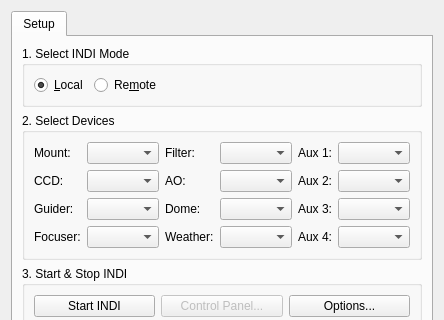
KDE/kstars, file kstars/ekos/ekosmanager.ui: the form before one commit; both pictures show x 0 to 444 and y 0 to 320 of the 444 by 576 pixel window.
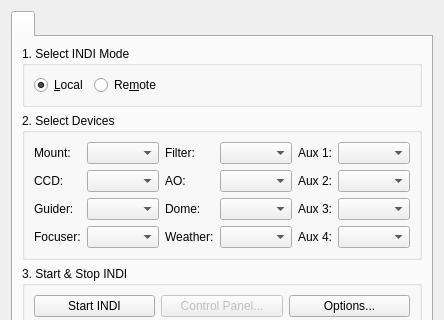
The form after the commit.

The edit to the form file:
```diff
--- a/kstars/ekos/ekosmanager.ui
+++ b/kstars/ekos/ekosmanager.ui
@@ -33,7 +33,7 @@
      </property>
      <widget class="QWidget" name="setupTab">
       <attribute name="title">
-       <string>Setup</string>
+       <string></string>
       </attribute>
       <layout class="QVBoxLayout" name="verticalLayout">
        <item>
```
